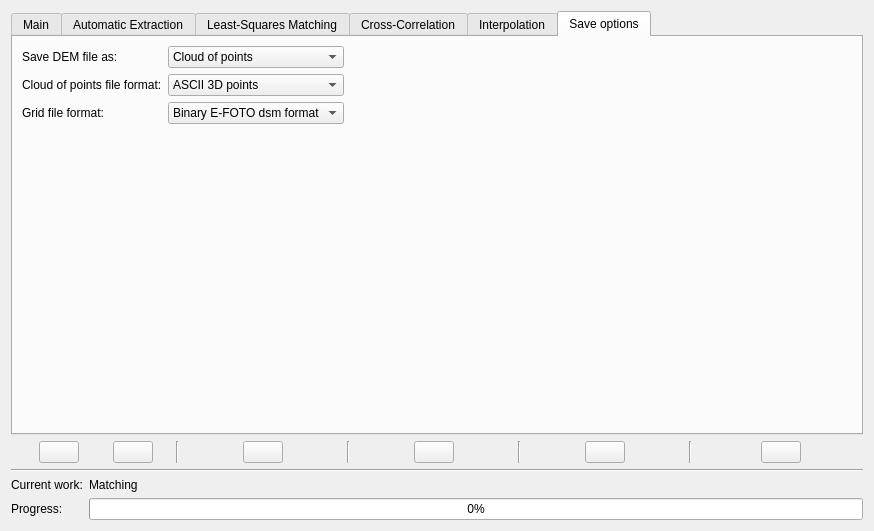
Above: branches/SandBox/trunk_Matching/qt/interface/DemExtraction.ui from e-foto/e-foto before the change. Below: the same form after it.
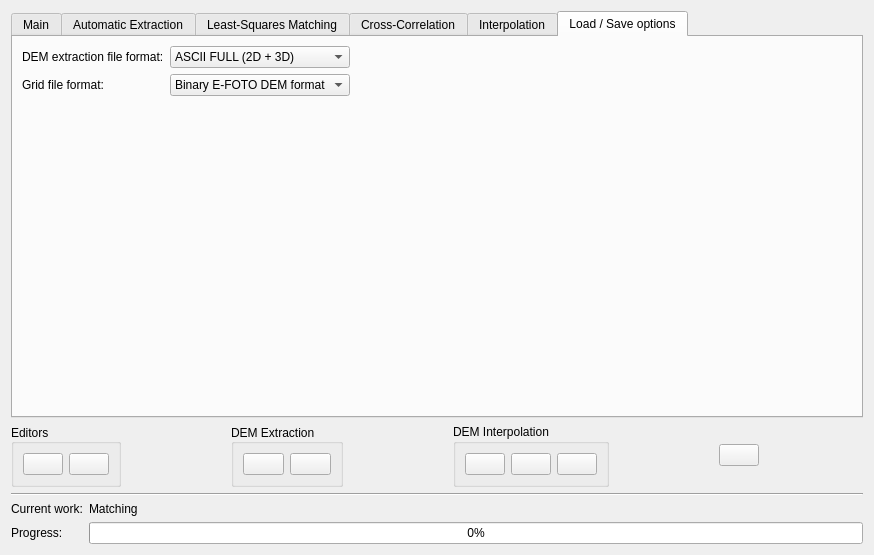
That is the form after the change. The open tabs and pages were chosen to show the change. Icons and pictures are not drawn.

```diff
--- a/branches/SandBox/trunk_Matching/qt/interface/DemExtraction.ui
+++ b/branches/SandBox/trunk_Matching/qt/interface/DemExtraction.ui
@@ -7,367 +7,13 @@
     <x>0</x>
     <y>0</y>
     <width>874</width>
-    <height>531</height>
+    <height>555</height>
    </rect>
   </property>
   <property name="windowTitle">
    <string>DEM Extraction</string>
   </property>
-  <layout class="QGridLayout" name="gridLayout_8">
-   <item row="1" column="0">
-    <layout class="QHBoxLayout" name="horizontalLayout_8">
-     <item>
-      <layout class="QHBoxLayout" name="horizontalLayout">
-       <item>
-        <spacer name="horizontalSpacer_30">
-         <property name="orientation">
-          <enum>Qt::Horizontal</enum>
-         </property>
-         <property name="sizeHint" stdset="0">
-          <size>
-           <width>28</width>
-           <height>20</height>
-          </size>
-         </property>
-        </spacer>
-       </item>
-       <item>
-        <widget class="QPushButton" name="seedsButton">
-         <property name="toolTip">
-          <string>Open seed editor</string>
-         </property>
-         <property name="text">
-          <string/>
-         </property>
-         <property name="icon">
-          <iconset resource="../resource/resource.qrc">
-           <normaloff>:/icon/seed.png</normaloff>:/icon/seed.png</iconset>
-         </property>
-         <property name="iconSize">
-          <size>
-           <width>40</width>
-           <height>40</height>
-          </size>
-         </property>
-        </widget>
-       </item>
-       <item>
-        <spacer name="horizontalSpacer_37">
-         <property name="orientation">
-          <enum>Qt::Horizontal</enum>
-         </property>
-         <property name="sizeHint" stdset="0">
-          <size>
-           <width>28</width>
-           <height>20</height>
-          </size>
-         </property>
-        </spacer>
-       </item>
-       <item>
-        <widget class="QPushButton" name="stereoButton">
-         <property name="toolTip">
-          <string>Open Stereo Plotter</string>
-         </property>
-         <property name="text">
-          <string/>
-         </property>
-         <property name="icon">
-          <iconset resource="../resource/resource.qrc">
-           <normaloff>:/icon/stereo.png</normaloff>:/icon/stereo.png</iconset>
-         </property>
-         <property name="iconSize">
-          <size>
-           <width>40</width>
-           <height>40</height>
-          </size>
-         </property>
-        </widget>
-       </item>
-       <item>
-        <spacer name="horizontalSpacer_38">
-         <property name="orientation">
-          <enum>Qt::Horizontal</enum>
-         </property>
-         <property name="sizeHint" stdset="0">
-          <size>
-           <width>17</width>
-           <height>20</height>
-          </size>
-         </property>
-        </spacer>
-       </item>
-       <item>
-        <widget class="Line" name="line_3">
-         <property name="orientation">
-          <enum>Qt::Vertical</enum>
-         </property>
-        </widget>
-       </item>
-      </layout>
-     </item>
-     <item>
-      <layout class="QHBoxLayout" name="horizontalLayout_4">
-       <item>
-        <spacer name="horizontalSpacer_41">
-         <property name="orientation">
-          <enum>Qt::Horizontal</enum>
-         </property>
-         <property name="sizeHint" stdset="0">
-          <size>
-           <width>40</width>
-           <height>20</height>
-          </size>
-         </property>
-        </spacer>
-       </item>
-       <item>
-        <widget class="QPushButton" name="demButton">
-         <property name="toolTip">
-          <string>Automatic DEM extraction</string>
-         </property>
-         <property name="text">
-          <string/>
-         </property>
-         <property name="icon">
-          <iconset resource="../resource/resource.qrc">
-           <normaloff>:/icon/dem.png</normaloff>:/icon/dem.png</iconset>
-         </property>
-         <property name="iconSize">
-          <size>
-           <width>40</width>
-           <height>40</height>
-          </size>
-         </property>
-        </widget>
-       </item>
-       <item>
-        <spacer name="horizontalSpacer_29">
-         <property name="orientation">
-          <enum>Qt::Horizontal</enum>
-         </property>
-         <property name="sizeHint" stdset="0">
-          <size>
-           <width>40</width>
-           <height>20</height>
-          </size>
-         </property>
-        </spacer>
-       </item>
-       <item>
-        <widget class="Line" name="line_4">
-         <property name="orientation">
-          <enum>Qt::Vertical</enum>
-         </property>
-        </widget>
-       </item>
-      </layout>
-     </item>
-     <item>
-      <layout class="QHBoxLayout" name="horizontalLayout_5">
-       <item>
-        <spacer name="horizontalSpacer_40">
-         <property name="orientation">
-          <enum>Qt::Horizontal</enum>
-         </property>
-         <property name="sizeHint" stdset="0">
-          <size>
-           <width>40</width>
-           <height>20</height>
-          </size>
-         </property>
-        </spacer>
-       </item>
-       <item>
-        <widget class="QPushButton" name="interButton">
-         <property name="toolTip">
-          <string>Interpolate DEM to grid</string>
-         </property>
-         <property name="text">
-          <string/>
-         </property>
-         <property name="icon">
-          <iconset resource="../resource/resource.qrc">
-           <normaloff>:/icon/match.png</normaloff>:/icon/match.png</iconset>
-         </property>
-         <property name="iconSize">
-          <size>
-           <width>40</width>
-           <height>40</height>
-          </size>
-         </property>
-        </widget>
-       </item>
-       <item>
-        <spacer name="horizontalSpacer_31">
-         <property name="orientation">
-          <enum>Qt::Horizontal</enum>
-         </property>
-         <property name="sizeHint" stdset="0">
-          <size>
-           <width>40</width>
-           <height>20</height>
-          </size>
-         </property>
-        </spacer>
-       </item>
-       <item>
-        <widget class="Line" name="line_5">
-         <property name="orientation">
-          <enum>Qt::Vertical</enum>
-         </property>
-        </widget>
-       </item>
-      </layout>
-     </item>
-     <item>
-      <layout class="QHBoxLayout" name="horizontalLayout_6">
-       <item>
-        <spacer name="horizontalSpacer_39">
-         <property name="orientation">
-          <enum>Qt::Horizontal</enum>
-         </property>
-         <property name="sizeHint" stdset="0">
-          <size>
-           <width>40</width>
-           <height>20</height>
-          </size>
-         </property>
-        </spacer>
-       </item>
-       <item>
-        <widget class="QPushButton" name="saveButton">
-         <property name="toolTip">
-          <string>Save DEM</string>
-         </property>
-         <property name="text">
-          <string/>
-         </property>
-         <property name="icon">
-          <iconset resource="../resource/resource.qrc">
-           <normaloff>:/icon/disquette.png</normaloff>:/icon/disquette.png</iconset>
-         </property>
-         <property name="iconSize">
-          <size>
-           <width>40</width>
-           <height>40</height>
-          </size>
-         </property>
-        </widget>
-       </item>
-       <item>
-        <spacer name="horizontalSpacer_32">
-         <property name="orientation">
-          <enum>Qt::Horizontal</enum>
-         </property>
-         <property name="sizeHint" stdset="0">
-          <size>
-           <width>40</width>
-           <height>20</height>
-          </size>
-         </property>
-        </spacer>
-       </item>
-       <item>
-        <widget class="Line" name="line_6">
-         <property name="orientation">
-          <enum>Qt::Vertical</enum>
-         </property>
-        </widget>
-       </item>
-      </layout>
-     </item>
-     <item>
-      <layout class="QHBoxLayout" name="horizontalLayout_7">
-       <item>
-        <spacer name="horizontalSpacer_34">
-         <property name="orientation">
-          <enum>Qt::Horizontal</enum>
-         </property>
-         <property name="sizeHint" stdset="0">
-          <size>
-           <width>13</width>
-           <height>20</height>
-          </size>
-         </property>
-        </spacer>
-       </item>
-       <item>
-        <widget class="QPushButton" name="doneButton">
-         <property name="toolTip">
-          <string>Exit / done</string>
-         </property>
-         <property name="text">
-          <string/>
-         </property>
-         <property name="icon">
-          <iconset resource="../resource/resource.qrc">
-           <normaloff>:/icon/done.png</normaloff>:/icon/done.png</iconset>
-         </property>
-         <property name="iconSize">
-          <size>
-           <width>40</width>
-           <height>40</height>
-          </size>
-         </property>
-        </widget>
-       </item>
-       <item>
-        <spacer name="horizontalSpacer_35">
-         <property name="orientation">
-          <enum>Qt::Horizontal</enum>
-         </property>
-         <property name="sizeHint" stdset="0">
-          <size>
-           <width>18</width>
-           <height>20</height>
-          </size>
-         </property>
-        </spacer>
-       </item>
-      </layout>
-     </item>
-    </layout>
-   </item>
-   <item row="2" column="0">
-    <widget class="Line" name="line">
-     <property name="orientation">
-      <enum>Qt::Horizontal</enum>
-     </property>
-    </widget>
-   </item>
-   <item row="3" column="0">
-    <layout class="QGridLayout" name="gridLayout_9">
-     <item row="0" column="0">
-      <widget class="QLabel" name="label_19">
-       <property name="text">
-        <string>Current work:</string>
-       </property>
-      </widget>
-     </item>
-     <item row="0" column="1">
-      <widget class="QLabel" name="workLabel">
-       <property name="text">
-        <string>Matching</string>
-       </property>
-      </widget>
-     </item>
-     <item row="1" column="0">
-      <widget class="QLabel" name="label_13">
-       <property name="text">
-        <string>Progress:</string>
-       </property>
-      </widget>
-     </item>
-     <item row="1" column="1">
-      <widget class="QProgressBar" name="progressBar">
-       <property name="value">
-        <number>0</number>
-       </property>
-      </widget>
-     </item>
-    </layout>
-   </item>
+  <layout class="QGridLayout" name="gridLayout_22">
    <item row="0" column="0">
     <widget class="QTabWidget" name="tabWidget">
      <property name="currentIndex">
@@ -933,6 +579,26 @@
           </spacer>
          </item>
          <item row="3" column="0">
+          <widget class="QLabel" name="label_18">
+           <property name="text">
+            <string>Image downsample:</string>
+           </property>
+          </widget>
+         </item>
+         <item row="3" column="2">
+          <spacer name="horizontalSpacer_15">
+           <property name="orientation">
+            <enum>Qt::Horizontal</enum>
+           </property>
+           <property name="sizeHint" stdset="0">
+            <size>
+             <width>268</width>
+             <height>20</height>
+            </size>
+           </property>
+          </spacer>
+         </item>
+         <item row="4" column="0">
           <widget class="QLabel" name="label_15">
            <property name="text">
             <string>Use pairs:</string>
@@ -1855,60 +1521,26 @@
      </widget>
      <widget class="QWidget" name="tab_5">
       <attribute name="title">
-       <string>Save options</string>
+       <string>Load / Save options</string>
       </attribute>
       <layout class="QGridLayout" name="gridLayout_14">
        <item row="0" column="0">
         <layout class="QGridLayout" name="gridLayout_13">
          <item row="0" column="0">
-          <widget class="QLabel" name="label_18">
-           <property name="text">
-            <string>Save DEM file as:</string>
-           </property>
-          </widget>
-         </item>
-         <item row="0" column="1">
-          <widget class="QComboBox" name="comboBox2">
-           <item>
-            <property name="text">
-             <string>Cloud of points</string>
-            </property>
-           </item>
-           <item>
-            <property name="text">
-             <string>Grid</string>
-            </property>
-           </item>
-          </widget>
-         </item>
-         <item row="0" column="2">
-          <spacer name="horizontalSpacer_16">
-           <property name="orientation">
-            <enum>Qt::Horizontal</enum>
-           </property>
-           <property name="sizeHint" stdset="0">
-            <size>
-             <width>334</width>
-             <height>20</height>
-            </size>
-           </property>
-          </spacer>
-         </item>
-         <item row="1" column="0">
           <widget class="QLabel" name="label_29">
            <property name="text">
-            <string>Cloud of points file format:</string>
+            <string>DEM extraction file format:</string>
            </property>
           </widget>
          </item>
-         <item row="1" column="1">
+         <item row="0" column="1">
           <widget class="QComboBox" name="comboBox8">
            <property name="currentIndex">
             <number>0</number>
            </property>
            <item>
             <property name="text">
-             <string>ASCII 3D points</string>
+             <string>ASCII FULL (2D + 3D)</string>
             </property>
            </item>
            <item>
@@ -1928,7 +1560,7 @@
            </item>
           </widget>
          </item>
-         <item row="1" column="2">
+         <item row="0" column="2">
           <spacer name="horizontalSpacer_27">
            <property name="orientation">
             <enum>Qt::Horizontal</enum>
@@ -1941,21 +1573,21 @@
            </property>
           </spacer>
          </item>
-         <item row="2" column="0">
+         <item row="1" column="0">
           <widget class="QLabel" name="label_30">
            <property name="text">
             <string>Grid file format:</string>
            </property>
           </widget>
          </item>
-         <item row="2" column="1">
+         <item row="1" column="1">
           <widget class="QComboBox" name="comboBox9">
            <property name="currentIndex">
             <number>0</number>
            </property>
            <item>
             <property name="text">
-             <string>Binary E-FOTO dsm format</string>
+             <string>Binary E-FOTO DEM format</string>
             </property>
            </item>
            <item>
@@ -1965,7 +1597,7 @@
            </item>
           </widget>
          </item>
-         <item row="2" column="2">
+         <item row="1" column="2">
           <spacer name="horizontalSpacer_28">
            <property name="orientation">
             <enum>Qt::Horizontal</enum>
@@ -1997,6 +1629,294 @@
      </widget>
     </widget>
    </item>
+   <item row="1" column="0">
+    <layout class="QHBoxLayout" name="horizontalLayout">
+     <item>
+      <widget class="QGroupBox" name="groupBox_7">
+       <property name="title">
+        <string>Editors</string>
+       </property>
+       <property name="alignment">
+        <set>Qt::AlignLeading|Qt::AlignLeft|Qt::AlignVCenter</set>
+       </property>
+       <layout class="QGridLayout" name="gridLayout_20">
+        <item row="0" column="0">
+         <widget class="QPushButton" name="seedsButton">
+          <property name="toolTip">
+           <string>Open seed editor</string>
+          </property>
+          <property name="text">
+           <string/>
+          </property>
+          <property name="icon">
+           <iconset resource="../resource/resource.qrc">
+            <normaloff>:/icon/seed.png</normaloff>:/icon/seed.png</iconset>
+          </property>
+          <property name="iconSize">
+           <size>
+            <width>30</width>
+            <height>30</height>
+           </size>
+          </property>
+         </widget>
+        </item>
+        <item row="0" column="1">
+         <widget class="QPushButton" name="stereoButton">
+          <property name="toolTip">
+           <string>Open Stereo Plotter</string>
+          </property>
+          <property name="text">
+           <string/>
+          </property>
+          <property name="icon">
+           <iconset resource="../resource/resource.qrc">
+            <normaloff>:/icon/stereo.png</normaloff>:/icon/stereo.png</iconset>
+          </property>
+          <property name="iconSize">
+           <size>
+            <width>30</width>
+            <height>30</height>
+           </size>
+          </property>
+         </widget>
+        </item>
+       </layout>
+      </widget>
+     </item>
+     <item>
+      <spacer name="horizontalSpacer_32">
+       <property name="orientation">
+        <enum>Qt::Horizontal</enum>
+       </property>
+       <property name="sizeHint" stdset="0">
+        <size>
+         <width>13</width>
+         <height>20</height>
+        </size>
+       </property>
+      </spacer>
+     </item>
+     <item>
+      <widget class="QGroupBox" name="groupBox_11">
+       <property name="title">
+        <string>DEM Extraction</string>
+       </property>
+       <property name="alignment">
+        <set>Qt::AlignLeading|Qt::AlignLeft|Qt::AlignVCenter</set>
+       </property>
+       <layout class="QGridLayout" name="gridLayout_8">
+        <item row="0" column="0">
+         <widget class="QPushButton" name="demButton">
+          <property name="toolTip">
+           <string>Automatic DEM extraction</string>
+          </property>
+          <property name="text">
+           <string/>
+          </property>
+          <property name="icon">
+           <iconset resource="../resource/resource.qrc">
+            <normaloff>:/icon/dem.png</normaloff>:/icon/dem.png</iconset>
+          </property>
+          <property name="iconSize">
+           <size>
+            <width>30</width>
+            <height>30</height>
+           </size>
+          </property>
+         </widget>
+        </item>
+        <item row="0" column="1">
+         <widget class="QPushButton" name="saveButton2">
+          <property name="toolTip">
+           <string>Save DEM</string>
+          </property>
+          <property name="text">
+           <string/>
+          </property>
+          <property name="icon">
+           <iconset resource="../resource/resource.qrc">
+            <normaloff>:/icon/disquette.png</normaloff>:/icon/disquette.png</iconset>
+          </property>
+          <property name="iconSize">
+           <size>
+            <width>30</width>
+            <height>30</height>
+           </size>
+          </property>
+         </widget>
+        </item>
+       </layout>
+      </widget>
+     </item>
+     <item>
+      <spacer name="horizontalSpacer_40">
+       <property name="orientation">
+        <enum>Qt::Horizontal</enum>
+       </property>
+       <property name="sizeHint" stdset="0">
+        <size>
+         <width>18</width>
+         <height>37</height>
+        </size>
+       </property>
+      </spacer>
+     </item>
+     <item>
+      <widget class="QGroupBox" name="groupBox_12">
+       <property name="title">
+        <string>DEM Interpolation</string>
+       </property>
+       <layout class="QGridLayout" name="gridLayout_18">
+        <item row="0" column="0">
+         <widget class="QPushButton" name="loadButton">
+          <property name="toolTip">
+           <string>Load DEM</string>
+          </property>
+          <property name="text">
+           <string/>
+          </property>
+          <property name="icon">
+           <iconset resource="../resource/resource.qrc">
+            <normaloff>:/icon/fileopen.png</normaloff>:/icon/fileopen.png</iconset>
+          </property>
+          <property name="iconSize">
+           <size>
+            <width>30</width>
+            <height>30</height>
+           </size>
+          </property>
+         </widget>
+        </item>
+        <item row="0" column="1">
+         <widget class="QPushButton" name="interButton">
+          <property name="toolTip">
+           <string>Interpolate DEM to grid</string>
+          </property>
+          <property name="text">
+           <string/>
+          </property>
+          <property name="icon">
+           <iconset resource="../resource/resource.qrc">
+            <normaloff>:/icon/match.png</normaloff>:/icon/match.png</iconset>
+          </property>
+          <property name="iconSize">
+           <size>
+            <width>30</width>
+            <height>30</height>
+           </size>
+          </property>
+         </widget>
+        </item>
+        <item row="0" column="2">
+         <widget class="QPushButton" name="saveButton">
+          <property name="toolTip">
+           <string>Save DEM</string>
+          </property>
+          <property name="text">
+           <string/>
+          </property>
+          <property name="icon">
+           <iconset resource="../resource/resource.qrc">
+            <normaloff>:/icon/disquette.png</normaloff>:/icon/disquette.png</iconset>
+          </property>
+          <property name="iconSize">
+           <size>
+            <width>30</width>
+            <height>30</height>
+           </size>
+          </property>
+         </widget>
+        </item>
+       </layout>
+      </widget>
+     </item>
+     <item>
+      <spacer name="horizontalSpacer_29">
+       <property name="orientation">
+        <enum>Qt::Horizontal</enum>
+       </property>
+       <property name="sizeHint" stdset="0">
+        <size>
+         <width>13</width>
+         <height>37</height>
+        </size>
+       </property>
+      </spacer>
+     </item>
+     <item>
+      <widget class="QPushButton" name="doneButton">
+       <property name="toolTip">
+        <string>Exit / done</string>
+       </property>
+       <property name="text">
+        <string/>
+       </property>
+       <property name="icon">
+        <iconset resource="../resource/resource.qrc">
+         <normaloff>:/icon/done.png</normaloff>:/icon/done.png</iconset>
+       </property>
+       <property name="iconSize">
+        <size>
+         <width>30</width>
+         <height>30</height>
+        </size>
+       </property>
+      </widget>
+     </item>
+     <item>
+      <spacer name="horizontalSpacer_35">
+       <property name="orientation">
+        <enum>Qt::Horizontal</enum>
+       </property>
+       <property name="sizeHint" stdset="0">
+        <size>
+         <width>18</width>
+         <height>20</height>
+        </size>
+       </property>
+      </spacer>
+     </item>
+    </layout>
+   </item>
+   <item row="2" column="0">
+    <widget class="Line" name="line">
+     <property name="orientation">
+      <enum>Qt::Horizontal</enum>
+     </property>
+    </widget>
+   </item>
+   <item row="3" column="0">
+    <layout class="QGridLayout" name="gridLayout_9">
+     <item row="0" column="0">
+      <widget class="QLabel" name="label_19">
+       <property name="text">
+        <string>Current work:</string>
+       </property>
+      </widget>
+     </item>
+     <item row="0" column="1">
+      <widget class="QLabel" name="workLabel">
+       <property name="text">
+        <string>Matching</string>
+       </property>
+      </widget>
+     </item>
+     <item row="1" column="0">
+      <widget class="QLabel" name="label_13">
+       <property name="text">
+        <string>Progress:</string>
+       </property>
+      </widget>
+     </item>
+     <item row="1" column="1">
+      <widget class="QProgressBar" name="progressBar">
+       <property name="value">
+        <number>0</number>
+       </property>
+      </widget>
+     </item>
+    </layout>
+   </item>
   </layout>
  </widget>
  <resources>
```
Left out of the diff: 60 changed lines with no effect on the pictures.
